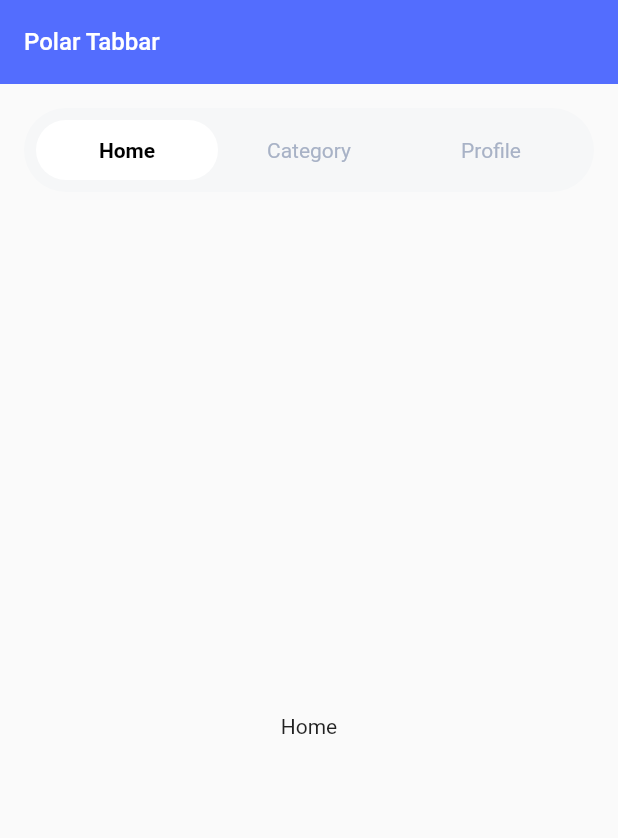
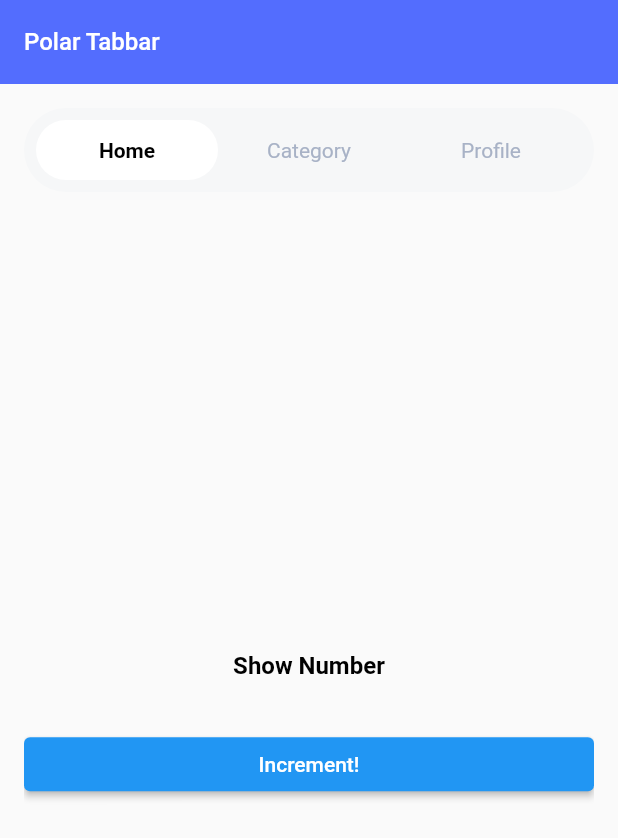
Before and after one commit to yolkkreate/polar_tab_bar, a Flutter app: the screen it shows after launch, on a phone screen of 412 x 824 dp. Shown: the top 838 px of the screen. Run offline on Flutter 3.47's test engine with Material 2 defaults, Android fonts, the phone set to English and light mode, and no system bars.

```diff
--- a/example/lib/main.dart
+++ b/example/lib/main.dart
@@ -4,6 +4,7 @@ import 'package:example/pages/profile_page.dart';
 import 'package:flutter/material.dart';
 import 'package:polar_tab_bar/models/polar_tab_item.dart';
 import 'package:polar_tab_bar/polar_tab_bar.dart';
+import 'package:polar_tab_bar/widgets/polar_tab_page.dart';
 
 void main() {
   runApp(const PolarTabBarApp());
@@ -18,17 +19,19 @@ class PolarTabBarApp extends StatelessWidget {
       PolarTabItem(
         index: 0,
         title: "Home",
-        page: const HomePage(),
+        page: const PolarTabPage(
+          child: HomePage(),
+        ),
       ),
       PolarTabItem(
         index: 1,
         title: "Category",
-        page: const CategoryPage(),
+        page: const PolarTabPage(child: CategoryPage()),
       ),
       PolarTabItem(
         index: 2,
         title: "Profile",
-        page: const ProfilePage(),
+        page: const PolarTabPage(child: ProfilePage()),
       ),
     ];
 
@@ -50,7 +53,6 @@ class PolarTabBarApp extends StatelessWidget {
             padding: const EdgeInsets.all(16),
             child: PolarTabBar(
               tabs: tabs,
-              swipeable: false,
             ),
           ),
         ),
--- a/example/lib/pages/home_page.dart
+++ b/example/lib/pages/home_page.dart
@@ -1,12 +1,40 @@
 import 'package:flutter/material.dart';
 
-class HomePage extends StatelessWidget {
+class HomePage extends StatefulWidget {
   const HomePage({super.key});
 
   @override
+  State<HomePage> createState() => _HomePageState();
+}
+
+class _HomePageState extends State<HomePage> {
+  int _count = 0;
+
+  @override
   Widget build(BuildContext context) {
-    return const Center(
-      child: Text("Home"),
+    return Column(
+      mainAxisAlignment: MainAxisAlignment.center,
+      crossAxisAlignment: CrossAxisAlignment.stretch,
+      children: [
+        Text(
+          _count > 0 ? _count.toString() : "Show Number",
+          textAlign: TextAlign.center,
+          style: const TextStyle(
+            color: Colors.black,
+            fontSize: 16,
+            fontWeight: FontWeight.w600,
+          ),
+        ),
+        const SizedBox(height: 32),
+        ElevatedButton(
+          child: const Text("Increment!"),
+          onPressed: () {
+            setState(() {
+              _count += 1;
+            });
+          },
+        ),
+      ],
     );
   }
 }
--- a/lib/models/polar_tab_item.dart
+++ b/lib/models/polar_tab_item.dart
@@ -1,10 +1,10 @@
-import 'package:flutter/widgets.dart';
+import 'package:polar_tab_bar/widgets/polar_tab_page.dart';
 
 class PolarTabItem {
   final int index;
   final String? route;
   final String title;
-  final Widget page;
+  final PolarTabPage page;
 
   PolarTabItem({
     required this.index,
--- /dev/null
+++ b/lib/widgets/polar_tab_page.dart
@@ -0,0 +1,28 @@
+import 'package:flutter/widgets.dart';
+
+class PolarTabPage extends StatefulWidget {
+  final Widget child;
+  final bool reserveState;
+
+  const PolarTabPage({
+    super.key,
+    required this.child,
+    this.reserveState = true,
+  });
+
+  @override
+  State<PolarTabPage> createState() => _PolarTabPageState();
+}
+
+class _PolarTabPageState extends State<PolarTabPage>
+    with AutomaticKeepAliveClientMixin {
+  @override
+  bool get wantKeepAlive => widget.reserveState;
+
+  @override
+  Widget build(BuildContext context) {
+    super.build(context);
+
+    return widget.child;
+  }
+}
```
